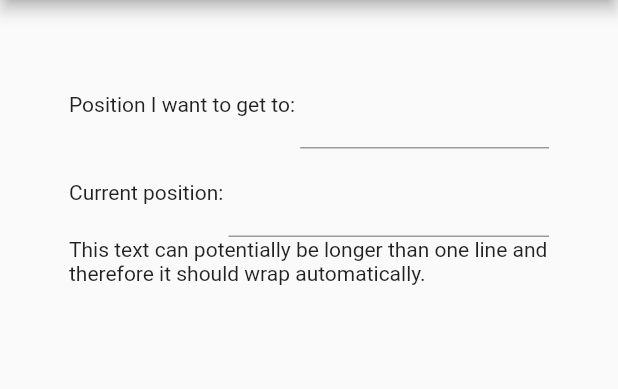
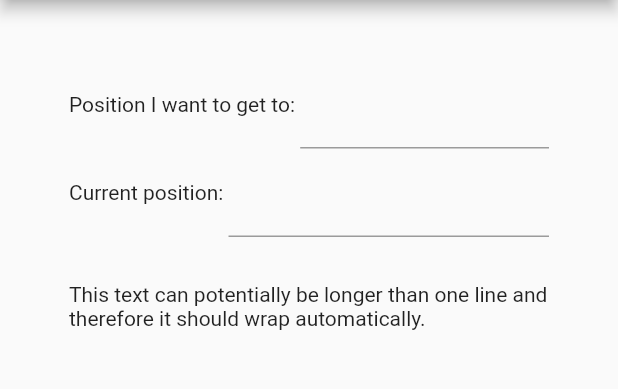
Before and after one commit to walles/waitinator, a Flutter app: the screen it shows after launch, on a phone screen of 412 x 824 dp, the part 84-473 px from its top. Run offline on Flutter 3.47's test engine with Material 2 defaults, Android fonts, the phone set to English and light mode, and no system bars.

Commit message:
Spacing before explanation
It looked weird without it.

```diff
--- a/lib/main.dart
+++ b/lib/main.dart
@@ -29,7 +29,10 @@ class WaitinatorApp extends StatelessWidget {
                   children: <Widget>[
                     _positionIWantToGetTo(),
                     _currentPosition(),
-                    // FIXME: Add some spacing before the explanation
+                    const SizedBox(
+                        height:
+                            30 // FIXME: What is the unit here? How will this look on different devices?
+                        ),
                     _explanation(),
                   ],
                 )),
```
